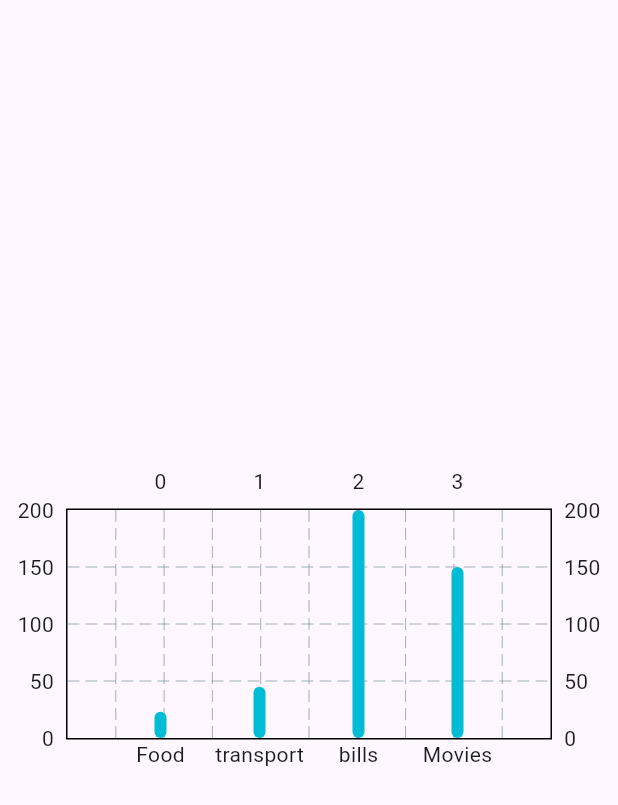
After one commit to ishraqfatin/taka-tracker, a Flutter app: the CustomLineChart screen opened directly, on a phone screen of 412 x 824 dp. The commit adds this screen. Shown: the top 805 px of the screen. Run offline on Flutter 3.47's test engine with Material 3 defaults, Android fonts, the phone set to English and light mode, and no system bars; drawn by our look-alikes of fl_chart; our stand-ins replace cloud_firestore, firebase_auth, firebase_core; accounts and stored records are empty.

Commit message:
add customLineChart using fl_charts

```diff
--- a/taka_tracker/lib/screens/dashboard.dart
+++ b/taka_tracker/lib/screens/dashboard.dart
@@ -1,6 +1,7 @@
 import 'package:cloud_firestore/cloud_firestore.dart';
 import 'package:flutter/material.dart';
 import 'package:firebase_auth/firebase_auth.dart';
+import 'package:taka_tracker/widgets/line_chart.dart';
 import 'form.dart';
 
 class DashboardScreen extends StatefulWidget {
@@ -63,6 +64,10 @@ class _DashboardScreenState extends State<StatefulWidget> {
         padding: const EdgeInsets.all(20),
         child: Column(
           children: [
+            SizedBox(
+              height: 250,
+              child: CustomLineChart(),
+            ),
             const Text("\nExpenses"),
             StreamBuilder(
               stream: FirebaseFirestore.instance
--- /dev/null
+++ b/taka_tracker/lib/widgets/line_chart.dart
@@ -0,0 +1,74 @@
+import 'dart:convert';
+
+import 'package:fl_chart/fl_chart.dart';
+import 'package:flutter/material.dart';
+import 'package:flutter/widgets.dart';
+
+class CustomLineChart extends StatefulWidget {
+  const CustomLineChart({super.key});
+
+  @override
+  State<CustomLineChart> createState() => _CustomLineChartState();
+}
+
+class _CustomLineChartState extends State<CustomLineChart> {
+  String jsonData = '''
+  {
+    "data": [
+      {"item": "Food", "price": 23},
+      {"item": "transport", "price": 45},
+      {"item": "bills", "price": 200},
+      {"item": "Movies", "price": 150}
+    ]
+  }
+  ''';
+
+  @override
+  Widget build(BuildContext context) {
+    Map<String, dynamic> jsonMap = json.decode(jsonData);
+    List<dynamic> dataList = jsonMap['data'];
+
+    String getItemAtIndex(int index) {
+      if (index >= 0 && index < dataList.length) {
+        return dataList[index]['item'];
+      } else {
+        return 'Index out of range';
+      }
+    }
+
+    List<BarChartGroupData> getBarChartGroupData() {
+      List<BarChartGroupData> barChartGroup = [];
+
+      for (int i = 0; i < dataList.length; i++) {
+        String item = dataList[i]['item'];
+        int price = dataList[i]['price'];
+        barChartGroup.add(BarChartGroupData(
+          x: i,
+          barRods: [BarChartRodData(toY: price.toDouble())],
+        ));
+      }
+
+      return barChartGroup;
+
+      // return [
+      //   BarChartGroupData(x: 1, barRods: [BarChartRodData(toY: 40)])
+      // ];
+    }
+
+    return Scaffold(
+      body: Center(
+        child: AspectRatio(
+            aspectRatio: 2.0,
+            child: BarChart(BarChartData(
+                barGroups: getBarChartGroupData(),
+                titlesData: FlTitlesData(
+                    bottomTitles: AxisTitles(
+                        sideTitles: SideTitles(
+                  showTitles: true,
+                  getTitlesWidget: (value, meta) =>
+                      Text(getItemAtIndex(value.toInt())),
+                )))))),
+      ),
+    );
+  }
+}
--- a/taka_tracker/pubspec.yaml
+++ b/taka_tracker/pubspec.yaml
@@ -43,6 +43,7 @@ dependencies:
   firebase_app_check: ^0.2.1+12
   font_awesome_flutter: ^10.1.0
   google_fonts: ^6.1.0
+  fl_chart: ^0.67.0
 
 
 dev_dependencies:
```
Also changed, not shown: taka_tracker/pubspec.lock.
